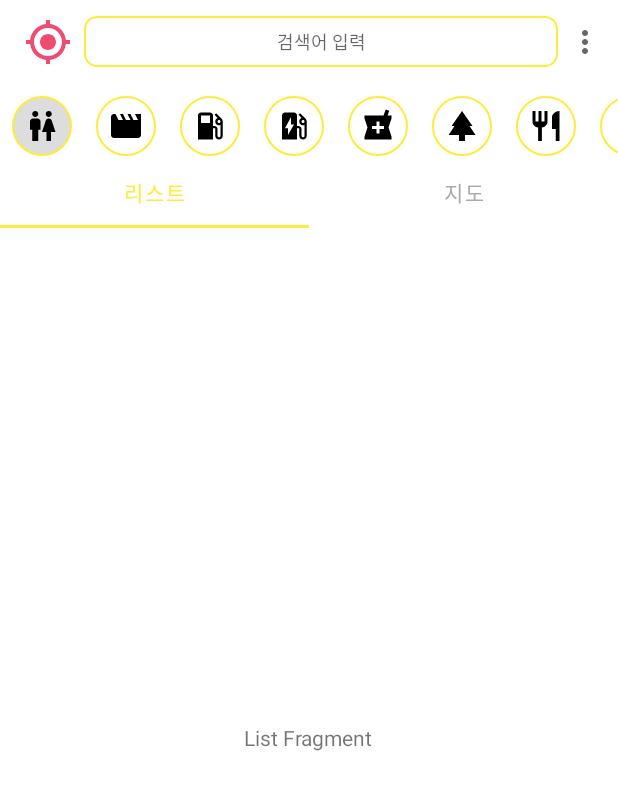
After one commit to sdj3959/TP08HelpSearch, an Android app: the SearchListFragment screen opened directly, with no data from a screen before it, on a phone screen of 412 x 824 dp. The commit adds this screen. Shown: the top 790 px of the screen. Run offline under Robolectric (Android 15) with nearby library versions, the phone set to English and light mode, and no system bars.

Commit message:
MainActivity UI

```diff
--- a/app/src/main/java/com/sdj2022/tp08helpsearch/activities/MainActivity.kt
+++ b/app/src/main/java/com/sdj2022/tp08helpsearch/activities/MainActivity.kt
@@ -2,10 +2,61 @@ package com.sdj2022.tp08helpsearch.activities
 
 import androidx.appcompat.app.AppCompatActivity
 import android.os.Bundle
+import android.view.Menu
+import android.view.MenuItem
+import android.widget.Toast
+import com.google.android.material.tabs.TabLayout
+import com.google.android.material.tabs.TabLayout.OnTabSelectedListener
+import com.sdj2022.tp08helpsearch.R
+import com.sdj2022.tp08helpsearch.databinding.ActivityMainBinding
+import com.sdj2022.tp08helpsearch.fragments.SearchListFragment
+import com.sdj2022.tp08helpsearch.fragments.SearchMapFragment
 
 class MainActivity : AppCompatActivity() {
+
+    val binding:ActivityMainBinding by lazy{ActivityMainBinding.inflate(layoutInflater)}
+
     override fun onCreate(savedInstanceState: Bundle?) {
         super.onCreate(savedInstanceState)
         //setContentView(R.layout.activity_main)
+        setContentView(binding.root)
+
+        // 툴바를 제목줄로 대체하여 설정
+        setSupportActionBar(binding.toolbar)
+
+        // 첫 실행될 프레그먼트를 동적 추가
+        supportFragmentManager.beginTransaction().add(R.id.container_fragment, SearchListFragment()).commit()
+
+        // 탭 레이아웃의 탭 버튼 클릭시에 보여줄 프레그먼트 변경
+        binding.tabLayout.addOnTabSelectedListener(object : TabLayout.OnTabSelectedListener{
+            override fun onTabSelected(tab: TabLayout.Tab?) {
+                if(tab?.text == "리스트"){
+                    supportFragmentManager.beginTransaction().replace(R.id.container_fragment, SearchListFragment()).commit()
+                }else if(tab?.text == "지도"){
+                    supportFragmentManager.beginTransaction().replace(R.id.container_fragment, SearchMapFragment()).commit()
+                }
+            }
+
+            override fun onTabUnselected(tab: TabLayout.Tab?) {
+            }
+
+            override fun onTabReselected(tab: TabLayout.Tab?) {
+            }
+        } )
+
+    }
+
+    // 툴바에 옵션메뉴 설정
+    override fun onCreateOptionsMenu(menu: Menu?): Boolean {
+        menuInflater.inflate(R.menu.option_main, menu)
+        return super.onCreateOptionsMenu(menu)
+    }
+
+    override fun onOptionsItemSelected(item: MenuItem): Boolean {
+        when(item.itemId){
+            R.id.menu_help-> Toast.makeText(this, "도움말", Toast.LENGTH_SHORT).show()
+            R.id.menu_logout-> Toast.makeText(this, "로그아웃", Toast.LENGTH_SHORT).show()
+        }
+        return super.onOptionsItemSelected(item)
     }
 }
--- /dev/null
+++ b/app/src/main/java/com/sdj2022/tp08helpsearch/fragments/SearchListFragment.kt
@@ -0,0 +1,21 @@
+package com.sdj2022.tp08helpsearch.fragments
+
+import android.os.Bundle
+import android.view.LayoutInflater
+import android.view.View
+import android.view.ViewGroup
+import androidx.fragment.app.Fragment
+import com.sdj2022.tp08helpsearch.databinding.FragmentSearchListBinding
+
+class SearchListFragment: Fragment() {
+
+    override fun onCreateView(
+        inflater: LayoutInflater,
+        container: ViewGroup?,
+        savedInstanceState: Bundle?
+    ): View? {
+        return binding.root
+    }
+
+    val binding:FragmentSearchListBinding by lazy { FragmentSearchListBinding.inflate(layoutInflater) }
+}
--- /dev/null
+++ b/app/src/main/java/com/sdj2022/tp08helpsearch/fragments/SearchMapFragment.kt
@@ -0,0 +1,21 @@
+package com.sdj2022.tp08helpsearch.fragments
+
+import android.os.Bundle
+import android.view.LayoutInflater
+import android.view.View
+import android.view.ViewGroup
+import androidx.fragment.app.Fragment
+import com.sdj2022.tp08helpsearch.databinding.FragmentSearchMapBinding
+
+class SearchMapFragment: Fragment() {
+
+    override fun onCreateView(
+        inflater: LayoutInflater,
+        container: ViewGroup?,
+        savedInstanceState: Bundle?
+    ): View? {
+        return binding.root
+    }
+
+    val binding:FragmentSearchMapBinding by lazy { FragmentSearchMapBinding.inflate(layoutInflater) }
+}
--- /dev/null
+++ b/app/src/main/res/drawable/bg_choice.xml
@@ -0,0 +1,9 @@
+<?xml version="1.0" encoding="utf-8"?>
+<shape xmlns:android="http://schemas.android.com/apk/res/android"
+    android:shape="oval">
+
+    <stroke android:width="1dp" android:color="@color/brand"/>
+    <solid android:color="@color/white"/>
+    <size android:width="40dp" android:height="40dp"/>
+
+</shape>
--- /dev/null
+++ b/app/src/main/res/drawable/bg_choice_selected.xml
@@ -0,0 +1,9 @@
+<?xml version="1.0" encoding="utf-8"?>
+<shape xmlns:android="http://schemas.android.com/apk/res/android"
+    android:shape="oval">
+
+    <stroke android:width="1dp" android:color="@color/brand"/>
+    <solid android:color="#DDDDDD"/>
+    <size android:width="40dp" android:height="40dp"/>
+
+</shape>
--- /dev/null
+++ b/app/src/main/res/drawable/bg_search_et.xml
@@ -0,0 +1,9 @@
+<?xml version="1.0" encoding="utf-8"?>
+<shape xmlns:android="http://schemas.android.com/apk/res/android"
+    android:shape="rectangle">
+
+    <stroke android:width="1dp" android:color="@color/brand"/>
+    <solid android:color="@color/white"/>
+    <corners android:radius="8dp"/>
+
+</shape>
--- /dev/null
+++ b/app/src/main/res/drawable/ic_baseline_ev_station_24.xml
@@ -0,0 +1,5 @@
+<vector android:height="24dp" android:tint="#000000"
+    android:viewportHeight="24" android:viewportWidth="24"
+    android:width="24dp" xmlns:android="http://schemas.android.com/apk/res/android">
+    <path android:fillColor="@android:color/white" android:pathData="M19.77,7.23l0.01,-0.01 -3.72,-3.72L15,4.56l2.11,2.11c-0.94,0.36 -1.61,1.26 -1.61,2.33 0,1.38 1.12,2.5 2.5,2.5 0.36,0 0.69,-0.08 1,-0.21v7.21c0,0.55 -0.45,1 -1,1s-1,-0.45 -1,-1V14c0,-1.1 -0.9,-2 -2,-2h-1V5c0,-1.1 -0.9,-2 -2,-2H6c-1.1,0 -2,0.9 -2,2v16h10v-7.5h1.5v5c0,1.38 1.12,2.5 2.5,2.5s2.5,-1.12 2.5,-2.5V9c0,-0.69 -0.28,-1.32 -0.73,-1.77zM18,10c-0.55,0 -1,-0.45 -1,-1s0.45,-1 1,-1 1,0.45 1,1 -0.45,1 -1,1zM8,18v-4.5H6L10,6v5h2l-4,7z"/>
+</vector>
--- /dev/null
+++ b/app/src/main/res/drawable/ic_baseline_local_gas_station_24.xml
@@ -0,0 +1,5 @@
+<vector android:height="24dp" android:tint="#000000"
+    android:viewportHeight="24" android:viewportWidth="24"
+    android:width="24dp" xmlns:android="http://schemas.android.com/apk/res/android">
+    <path android:fillColor="@android:color/white" android:pathData="M19.77,7.23l0.01,-0.01 -3.72,-3.72L15,4.56l2.11,2.11c-0.94,0.36 -1.61,1.26 -1.61,2.33 0,1.38 1.12,2.5 2.5,2.5 0.36,0 0.69,-0.08 1,-0.21v7.21c0,0.55 -0.45,1 -1,1s-1,-0.45 -1,-1L17,14c0,-1.1 -0.9,-2 -2,-2h-1L14,5c0,-1.1 -0.9,-2 -2,-2L6,3c-1.1,0 -2,0.9 -2,2v16h10v-7.5h1.5v5c0,1.38 1.12,2.5 2.5,2.5s2.5,-1.12 2.5,-2.5L20.5,9c0,-0.69 -0.28,-1.32 -0.73,-1.77zM12,10L6,10L6,5h6v5zM18,10c-0.55,0 -1,-0.45 -1,-1s0.45,-1 1,-1 1,0.45 1,1 -0.45,1 -1,1z"/>
+</vector>
--- /dev/null
+++ b/app/src/main/res/drawable/ic_baseline_local_pharmacy_24.xml
@@ -0,0 +1,5 @@
+<vector android:height="24dp" android:tint="#000000"
+    android:viewportHeight="24" android:viewportWidth="24"
+    android:width="24dp" xmlns:android="http://schemas.android.com/apk/res/android">
+    <path android:fillColor="@android:color/white" android:pathData="M21,5h-2.64l1.14,-3.14L17.15,1l-1.46,4L3,5v2l2,6 -2,6v2h18v-2l-2,-6 2,-6L21,5zM16,14h-3v3h-2v-3L8,14v-2h3L11,9h2v3h3v2z"/>
+</vector>
--- /dev/null
+++ b/app/src/main/res/drawable/ic_baseline_movie_24.xml
@@ -0,0 +1,5 @@
+<vector android:height="24dp" android:tint="#000000"
+    android:viewportHeight="24" android:viewportWidth="24"
+    android:width="24dp" xmlns:android="http://schemas.android.com/apk/res/android">
+    <path android:fillColor="@android:color/white" android:pathData="M18,4l2,4h-3l-2,-4h-2l2,4h-3l-2,-4H8l2,4H7L5,4H4c-1.1,0 -1.99,0.9 -1.99,2L2,18c0,1.1 0.9,2 2,2h16c1.1,0 2,-0.9 2,-2V4h-4z"/>
+</vector>
--- /dev/null
+++ b/app/src/main/res/drawable/ic_baseline_park_24.xml
@@ -0,0 +1,5 @@
+<vector android:height="24dp" android:tint="#000000"
+    android:viewportHeight="24" android:viewportWidth="24"
+    android:width="24dp" xmlns:android="http://schemas.android.com/apk/res/android">
+    <path android:fillColor="@android:color/white" android:pathData="M17,12l2,0l-7,-10l-6.95,10l1.95,0l-3.9,6l6.92,0l0,4l3.96,0l0,-4l7.02,0z"/>
+</vector>
--- /dev/null
+++ b/app/src/main/res/drawable/ic_baseline_restaurant_24.xml
@@ -0,0 +1,5 @@
+<vector android:height="24dp" android:tint="#000000"
+    android:viewportHeight="24" android:viewportWidth="24"
+    android:width="24dp" xmlns:android="http://schemas.android.com/apk/res/android">
+    <path android:fillColor="@android:color/white" android:pathData="M11,9L9,9L9,2L7,2v7L5,9L5,2L3,2v7c0,2.12 1.66,3.84 3.75,3.97L6.75,22h2.5v-9.03C11.34,12.84 13,11.12 13,9L13,2h-2v7zM16,6v8h2.5v8L21,22L21,2c-2.76,0 -5,2.24 -5,4z"/>
+</vector>
--- /dev/null
+++ b/app/src/main/res/drawable/ic_baseline_wc_24.xml
@@ -0,0 +1,5 @@
+<vector android:height="24dp" android:tint="#000000"
+    android:viewportHeight="24" android:viewportWidth="24"
+    android:width="24dp" xmlns:android="http://schemas.android.com/apk/res/android">
+    <path android:fillColor="@android:color/white" android:pathData="M5.5,22v-7.5L4,14.5L4,9c0,-1.1 0.9,-2 2,-2h3c1.1,0 2,0.9 2,2v5.5L9.5,14.5L9.5,22h-4zM18,22v-6h3l-2.54,-7.63C18.18,7.55 17.42,7 16.56,7h-0.12c-0.86,0 -1.63,0.55 -1.9,1.37L12,16h3v6h3zM7.5,6c1.11,0 2,-0.89 2,-2s-0.89,-2 -2,-2 -2,0.89 -2,2 0.89,2 2,2zM16.5,6c1.11,0 2,-0.89 2,-2s-0.89,-2 -2,-2 -2,0.89 -2,2 0.89,2 2,2z"/>
+</vector>
--- a/app/src/main/res/layout/activity_main.xml
+++ b/app/src/main/res/layout/activity_main.xml
@@ -1,18 +1,76 @@
 <?xml version="1.0" encoding="utf-8"?>
-<androidx.constraintlayout.widget.ConstraintLayout xmlns:android="http://schemas.android.com/apk/res/android"
+<RelativeLayout xmlns:android="http://schemas.android.com/apk/res/android"
     xmlns:app="http://schemas.android.com/apk/res-auto"
     xmlns:tools="http://schemas.android.com/tools"
     android:layout_width="match_parent"
     android:layout_height="match_parent"
-    tools:context=".MainActivity">
+    tools:context=".activities.MainActivity">
 
-    <TextView
-        android:layout_width="wrap_content"
+    <androidx.appcompat.widget.Toolbar
+        android:id="@+id/toolbar"
+        android:layout_width="match_parent"
+        android:layout_height="wrap_content">
+
+        <ImageView
+            android:layout_width="32dp"
+            android:layout_height="32dp"
+            android:src="@drawable/ic_baseline_my_location_24"
+            android:layout_marginRight="8dp"/>
+
+        <EditText
+            android:id="@+id/et_search"
+            android:layout_width="match_parent"
+            android:layout_height="match_parent"
+            android:background="@drawable/bg_search_et"
+            android:padding="8dp"
+            android:textSize="12sp"
+            android:hint="검색어 입력"
+            android:inputType="text"
+            android:textColor="@color/black"
+            android:imeOptions="actionSearch"
+            android:gravity="center_horizontal"/>
+
+    </androidx.appcompat.widget.Toolbar>
+
+    <HorizontalScrollView
+        android:id="@+id/scrollview"
+        android:layout_width="match_parent"
+        android:layout_height="48dp"
+        android:layout_below="@id/toolbar"
+        android:scrollbars="none">
+
+        <!--    이 안에 작성할 뷰들이 너무 많아서 지저분해 보일 듯 하여-->
+        <!--    별도 xml 에 뷰들을 배치하고 include 로 적용-->
+
+        <include layout="@layout/choice_list" android:id="@+id/layout_choice"/>
+
+    </HorizontalScrollView>
+
+    <com.google.android.material.tabs.TabLayout
+        android:id="@+id/tab_layout"
+        android:layout_width="match_parent"
         android:layout_height="wrap_content"
-        android:text="Hello World!"
-        app:layout_constraintBottom_toBottomOf="parent"
-        app:layout_constraintEnd_toEndOf="parent"
-        app:layout_constraintStart_toStartOf="parent"
-        app:layout_constraintTop_toTopOf="parent" />
+        android:layout_below="@+id/scrollview"
+        app:tabIndicatorColor="@color/brand"
+        app:tabSelectedTextColor="@color/brand"
+        app:tabTextColor="#aaaaaa">
 
-</androidx.constraintlayout.widget.ConstraintLayout>
+        <com.google.android.material.tabs.TabItem
+            android:layout_width="wrap_content"
+            android:layout_height="wrap_content"
+            android:text="리스트"/>
+        <com.google.android.material.tabs.TabItem
+            android:layout_width="wrap_content"
+            android:layout_height="wrap_content"
+            android:text="지도"/>
+
+    </com.google.android.material.tabs.TabLayout>
+
+    <androidx.fragment.app.FragmentContainerView
+        android:id="@+id/container_fragment"
+        android:layout_width="match_parent"
+        android:layout_height="match_parent"
+        android:layout_below="@id/tab_layout"
+        android:layout_marginTop="8dp"/>
+
+</RelativeLayout>
--- /dev/null
+++ b/app/src/main/res/layout/choice_list.xml
@@ -0,0 +1,115 @@
+<?xml version="1.0" encoding="utf-8"?>
+<LinearLayout xmlns:android="http://schemas.android.com/apk/res/android"
+    android:orientation="horizontal"
+    android:layout_width="wrap_content"
+    android:layout_height="match_parent">
+
+    <ImageView
+        android:id="@+id/choice_wc"
+        android:layout_width="40dp"
+        android:layout_height="40dp"
+        android:src="@drawable/ic_baseline_wc_24"
+        android:background="@drawable/bg_choice_selected"
+        android:padding="8dp"
+        android:layout_margin="8dp"/>
+
+    <ImageView
+        android:id="@+id/choice_movie"
+        android:layout_width="40dp"
+        android:layout_height="40dp"
+        android:src="@drawable/ic_baseline_movie_24"
+        android:background="@drawable/bg_choice"
+        android:padding="8dp"
+        android:layout_margin="8dp"/>
+
+    <ImageView
+        android:id="@+id/choice_gas"
+        android:layout_width="40dp"
+        android:layout_height="40dp"
+        android:src="@drawable/ic_baseline_local_gas_station_24"
+        android:background="@drawable/bg_choice"
+        android:padding="8dp"
+        android:layout_margin="8dp"/>
+
+    <ImageView
+        android:id="@+id/choice_ev"
+        android:layout_width="40dp"
+        android:layout_height="40dp"
+        android:src="@drawable/ic_baseline_ev_station_24"
+        android:background="@drawable/bg_choice"
+        android:padding="8dp"
+        android:layout_margin="8dp"/>
+
+    <ImageView
+        android:id="@+id/choice_pharmacy"
+        android:layout_width="40dp"
+        android:layout_height="40dp"
+        android:src="@drawable/ic_baseline_local_pharmacy_24"
+        android:background="@drawable/bg_choice"
+        android:padding="8dp"
+        android:layout_margin="8dp"/>
+
+    <ImageView
+        android:id="@+id/choice_park"
+        android:layout_width="40dp"
+        android:layout_height="40dp"
+        android:src="@drawable/ic_baseline_park_24"
+        android:background="@drawable/bg_choice"
+        android:padding="8dp"
+        android:layout_margin="8dp"/>
+
+    <ImageView
+        android:id="@+id/choice_food"
+        android:layout_width="40dp"
+        android:layout_height="40dp"
+        android:src="@drawable/ic_baseline_restaurant_24"
+        android:background="@drawable/bg_choice"
+        android:padding="8dp"
+        android:layout_margin="8dp"/>
+
+    <ImageView
+        android:id="@+id/choice_01"
+        android:layout_width="40dp"
+        android:layout_height="40dp"
+        android:src="@drawable/ic_baseline_wc_24"
+        android:background="@drawable/bg_choice"
+        android:padding="8dp"
+        android:layout_margin="8dp"/>
+
+    <ImageView
+        android:id="@+id/choice_02"
+        android:layout_width="40dp"
+        android:layout_height="40dp"
+        android:src="@drawable/ic_baseline_movie_24"
+        android:background="@drawable/bg_choice"
+        android:padding="8dp"
+        android:layout_margin="8dp"/>
+
+    <ImageView
+        android:id="@+id/choice_03"
+        android:layout_width="40dp"
+        android:layout_height="40dp"
+        android:src="@drawable/ic_baseline_local_gas_station_24"
+        android:background="@drawable/bg_choice"
+        android:padding="8dp"
+        android:layout_margin="8dp"/>
+
+    <ImageView
+        android:id="@+id/choice_04"
+        android:layout_width="40dp"
+        android:layout_height="40dp"
+        android:src="@drawable/ic_baseline_ev_station_24"
+        android:background="@drawable/bg_choice"
+        android:padding="8dp"
+        android:layout_margin="8dp"/>
+
+    <ImageView
+        android:id="@+id/choice_05"
+        android:layout_width="40dp"
+        android:layout_height="40dp"
+        android:src="@drawable/ic_baseline_local_pharmacy_24"
+        android:background="@drawable/bg_choice"
+        android:padding="8dp"
+        android:layout_margin="8dp"/>
+
+</LinearLayout>
--- /dev/null
+++ b/app/src/main/res/layout/fragment_search_list.xml
@@ -0,0 +1,14 @@
+<?xml version="1.0" encoding="utf-8"?>
+<RelativeLayout xmlns:android="http://schemas.android.com/apk/res/android"
+    android:layout_width="match_parent"
+    android:layout_height="match_parent">
+
+<!--    RecyclerView 배치 예정-->
+
+    <TextView
+        android:layout_width="wrap_content"
+        android:layout_height="wrap_content"
+        android:text="List Fragment"
+        android:layout_centerInParent="true"/>
+
+</RelativeLayout>
--- /dev/null
+++ b/app/src/main/res/layout/fragment_search_map.xml
@@ -0,0 +1,14 @@
+<?xml version="1.0" encoding="utf-8"?>
+<RelativeLayout xmlns:android="http://schemas.android.com/apk/res/android"
+    android:layout_width="match_parent"
+    android:layout_height="match_parent">
+
+<!--    MapView 배치 예정-->
+
+    <TextView
+        android:layout_width="wrap_content"
+        android:layout_height="wrap_content"
+        android:text="Map Fragment"
+        android:layout_centerInParent="true"/>
+
+</RelativeLayout>
--- /dev/null
+++ b/app/src/main/res/menu/option_main.xml
@@ -0,0 +1,13 @@
+<?xml version="1.0" encoding="utf-8"?>
+<menu xmlns:android="http://schemas.android.com/apk/res/android"
+    xmlns:app="http://schemas.android.com/apk/res-auto">
+
+    <item android:id="@+id/menu_help"
+        android:title="HELP"
+        app:showAsAction="never"/>
+
+    <item android:id="@+id/menu_logout"
+        android:title="LOGOUT"
+        app:showAsAction="never"/>
+
+</menu>
```
